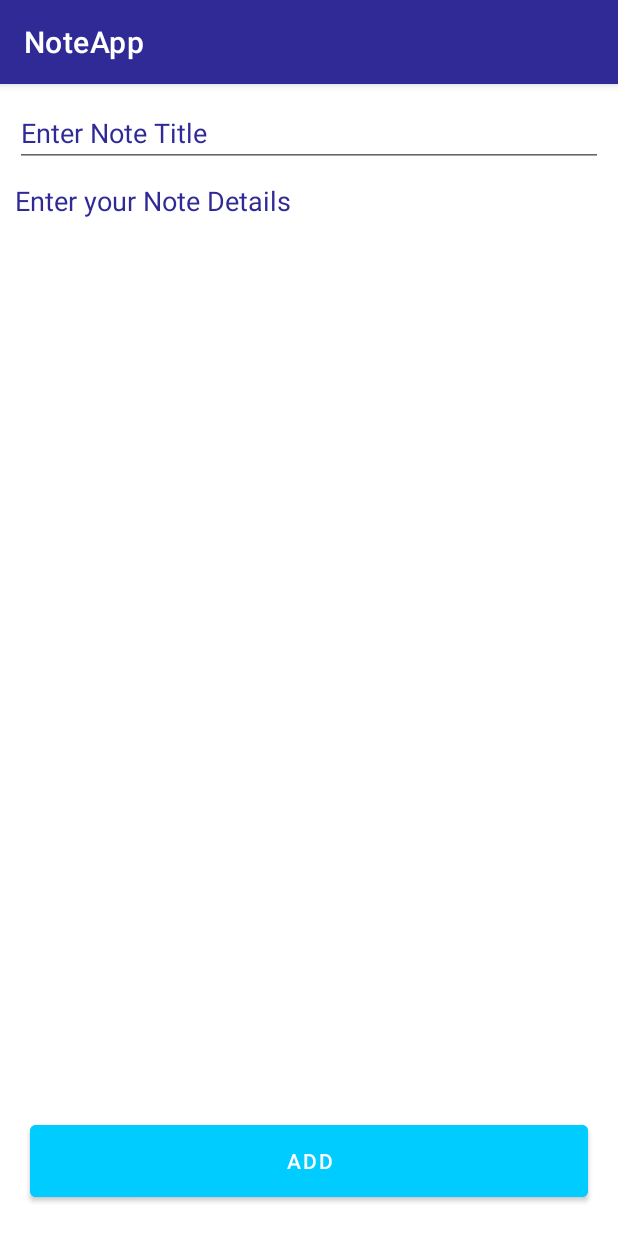
After one commit to ozanorfa/note-app, an Android app: the AddNewNoteFragment screen opened through its navigation route, on a phone screen of 412 x 824 dp. The commit adds this screen. Run offline under Robolectric (Android 15) with nearby library versions, the phone set to English and light mode, and no system bars; our stand-ins replace Room's generated code, data binding; 2 statements that could not run were skipped.

Commit message:
Adding a new note

```diff
--- a/app/build.gradle
+++ b/app/build.gradle
@@ -2,6 +2,7 @@ plugins {
     id 'com.android.application'
     id 'kotlin-android'
     id 'kotlin-kapt'
+    id 'androidx.navigation.safeargs'
 }
 
 android {
--- /dev/null
+++ b/app/src/main/java/com/task/noteapp/ui/addnote/AddNewNoteFragment.kt
@@ -0,0 +1,65 @@
+package com.task.noteapp.ui.addnote
+
+import android.app.Application
+import android.os.Bundle
+import android.view.LayoutInflater
+import android.view.View
+import android.view.ViewGroup
+import androidx.lifecycle.ViewModel
+import androidx.lifecycle.ViewModelProvider
+import androidx.navigation.fragment.findNavController
+import androidx.navigation.fragment.navArgs
+import com.task.noteapp.MainActivity
+import com.task.noteapp.R
+import com.task.noteapp.databinding.AddNewNoteFragmentBinding
+import com.task.noteapp.ui.base.BaseFragment
+import com.task.noteapp.util.displayWarningDialog
+
+class AddNewNoteFragment : BaseFragment() {
+
+    private lateinit var binding: AddNewNoteFragmentBinding
+    private lateinit var viewModel: AddNewNoteViewModel
+    private val args: AddNewNoteFragmentArgs by navArgs()
+
+    override fun onCreate(savedInstanceState: Bundle?) {
+        super.onCreate(savedInstanceState)
+
+        viewModel = ViewModelProvider(this, ViewModelFactoryNewNote((activity as MainActivity).application)
+        )[AddNewNoteViewModel::class.java]
+    }
+
+    override fun onCreateView(
+        inflater: LayoutInflater, container: ViewGroup?,
+        savedInstanceState: Bundle?
+    ): View? {
+        binding = AddNewNoteFragmentBinding.inflate(inflater, container, false)
+        binding.lifecycleOwner = this
+        binding.vm = viewModel
+
+        viewModel.description.postValue(args.description)
+        viewModel.title.postValue(args.title)
+        viewModel.type.postValue(args.type)
+
+        binding.btnAddNote.setOnClickListener{ it ->
+
+            val title = binding.etTitle.text.toString().trim()
+            val desc = binding.etDesc.text.toString().trim()
+
+            if (title.isNotEmpty() && desc.isNotEmpty()){
+                val timeStamp = getCurrentDateTime()
+                viewModel.saveItem(title,desc,timeStamp)
+                findNavController().navigateUp()
+            }else {
+                displayWarningDialog(activity as MainActivity, getString(R.string.warning), getString(R.string.fill_fields))
+            }
+
+        }
+
+        return binding.root
+    }
+}
+
+class ViewModelFactoryNewNote(private val app: Application) : ViewModelProvider.Factory {
+    override fun <T : ViewModel> create(modelClass: Class<T>): T {
+        return AddNewNoteViewModel(app) as T
+    }}
--- /dev/null
+++ b/app/src/main/java/com/task/noteapp/ui/addnote/AddNewNoteViewModel.kt
@@ -0,0 +1,46 @@
+package com.task.noteapp.ui.addnote
+
+import android.app.Application
+import androidx.lifecycle.MutableLiveData
+import androidx.lifecycle.viewModelScope
+import com.task.noteapp.data.NoteDatabase
+import com.task.noteapp.data.note.Note
+import com.task.noteapp.data.note.NoteRepository
+import com.task.noteapp.ui.base.BaseViewModel
+import kotlinx.coroutines.Dispatchers
+import kotlinx.coroutines.launch
+
+class AddNewNoteViewModel(application: Application) : BaseViewModel() {
+    var title       = MutableLiveData<String>()
+    var description = MutableLiveData<String>()
+    var type        = MutableLiveData<NoteType>()
+    val repository : NoteRepository
+
+    init {
+        val dao = NoteDatabase.getDatabase(application).getNotesDao()
+        repository = NoteRepository(dao)
+    }
+
+
+    fun updateNote(note: Note) = viewModelScope.launch(Dispatchers.IO) {
+        repository.update(note)
+    }
+
+
+
+    fun addNote(note: Note) = viewModelScope.launch(Dispatchers.IO) {
+        repository.insert(note)
+    }
+
+
+    fun saveItem(titleVal: String, descriptionVal: String, timeStamp: String) {
+
+        val note = Note(titleVal,descriptionVal, timeStamp)
+        if (type.value!! == NoteType.NEW){
+            updateNote(note)
+        }
+        else {
+            addNote(note)
+        }
+    }
+}
--- /dev/null
+++ b/app/src/main/java/com/task/noteapp/ui/addnote/NoteType.kt
@@ -0,0 +1,6 @@
+package com.task.noteapp.ui.addnote
+
+enum class NoteType {
+    NEW,
+    CHANGE
+}
--- a/app/src/main/java/com/task/noteapp/ui/base/BaseFragment.kt
+++ b/app/src/main/java/com/task/noteapp/ui/base/BaseFragment.kt
@@ -1,8 +1,14 @@
 package com.task.noteapp.ui.base
 
+import android.os.Build
 import android.os.Bundle
 import androidx.fragment.app.Fragment
 import androidx.lifecycle.ViewModel
+import java.lang.Exception
+import java.text.SimpleDateFormat
+import java.time.LocalDateTime
+import java.time.format.DateTimeFormatter
+import java.util.*
 
 open class BaseFragment() : Fragment() {
 
@@ -11,4 +17,17 @@ open class BaseFragment() : Fragment() {
 
     }
 
+    fun getCurrentDateTime(): String{
+
+        val pattern = "yyyy-MM-dd HH:mm"
+        var dateTime = ""
+
+        try {
+            dateTime =  SimpleDateFormat(pattern, Locale.getDefault()).format(Date())
+        }
+        catch (e : Exception){
+        }
+        return dateTime
+    }
+
 }
--- a/app/src/main/java/com/task/noteapp/ui/notelists/NoteListFragment.kt
+++ b/app/src/main/java/com/task/noteapp/ui/notelists/NoteListFragment.kt
@@ -1,20 +1,19 @@
 package com.task.noteapp.ui.notelists
 
 import android.app.Application
-import androidx.lifecycle.ViewModelProvider
 import android.os.Bundle
-import androidx.fragment.app.Fragment
 import android.view.LayoutInflater
 import android.view.View
 import android.view.ViewGroup
+import androidx.core.os.bundleOf
 import androidx.lifecycle.ViewModel
-import androidx.lifecycle.ViewModelProviders
+import androidx.lifecycle.ViewModelProvider
+import androidx.navigation.fragment.findNavController
 import com.task.noteapp.MainActivity
 import com.task.noteapp.R
 import com.task.noteapp.databinding.NoteListFragmentBinding
-import com.task.noteapp.databinding.SplashFragmentBinding
+import com.task.noteapp.ui.addnote.NoteType
 import com.task.noteapp.ui.base.BaseFragment
-import com.task.noteapp.ui.splash.SplashViewModel
 
 class NoteListFragment : BaseFragment() {
 
@@ -24,7 +23,7 @@ class NoteListFragment : BaseFragment() {
     override fun onCreate(savedInstanceState: Bundle?) {
         super.onCreate(savedInstanceState)
 
-       viewModel = ViewModelProvider(this,ViewModelFactory((activity as MainActivity).application))[NoteListViewModel::class.java]
+       viewModel = ViewModelProvider(this,ViewModelFactoryNoteList((activity as MainActivity).application))[NoteListViewModel::class.java]
     }
 
     override fun onCreateView(
@@ -36,11 +35,16 @@ class NoteListFragment : BaseFragment() {
         binding.vm = viewModel
         binding.adapter = NoteAdapter(listOf())
 
+        binding.fabAdd.setOnClickListener {
+            val bundle = bundleOf("type" to NoteType.NEW,"title" to "", "description" to "")
+            findNavController().navigate(R.id.addNoteScreen, bundle)
+        }
+
         return binding.root
     }
 }
 
-class ViewModelFactory(private val app: Application) : ViewModelProvider.Factory {
+class ViewModelFactoryNoteList(private val app: Application) : ViewModelProvider.Factory {
     override fun <T : ViewModel> create(modelClass: Class<T>): T {
         return NoteListViewModel(app) as T
     }
--- a/app/src/main/java/com/task/noteapp/ui/notelists/NoteListViewModel.kt
+++ b/app/src/main/java/com/task/noteapp/ui/notelists/NoteListViewModel.kt
@@ -4,13 +4,17 @@ import android.app.Application
 import androidx.lifecycle.LiveData
 import androidx.lifecycle.ViewModel
 import androidx.lifecycle.viewModelScope
+import androidx.navigation.Navigation.findNavController
+import androidx.navigation.fragment.findNavController
+import com.task.noteapp.R
 import com.task.noteapp.data.NoteDatabase
 import com.task.noteapp.data.note.Note
 import com.task.noteapp.data.note.NoteRepository
+import com.task.noteapp.ui.base.BaseViewModel
 import kotlinx.coroutines.Dispatchers
 import kotlinx.coroutines.launch
 
-class NoteListViewModel(application: Application) : ViewModel() {
+class NoteListViewModel(application: Application) : BaseViewModel() {
 
     val allNotes : LiveData<List<Note>>
     val repository : NoteRepository
@@ -25,15 +29,4 @@ class NoteListViewModel(application: Application) : ViewModel() {
         repository.delete(note)
     }
 
-
-    fun updateNote(note: Note) = viewModelScope.launch(Dispatchers.IO) {
-        repository.update(note)
-    }
-
-
-
-    fun addNote(note: Note) = viewModelScope.launch(Dispatchers.IO) {
-        repository.insert(note)
-    }
-
 }
--- a/app/src/main/java/com/task/noteapp/ui/splash/SplashFragment.kt
+++ b/app/src/main/java/com/task/noteapp/ui/splash/SplashFragment.kt
@@ -8,11 +8,9 @@ import androidx.lifecycle.ViewModelProvider
 import androidx.lifecycle.lifecycleScope
 import androidx.navigation.fragment.findNavController
 import com.task.noteapp.R
-import com.task.noteapp.databinding.NoteListFragmentBinding
 import com.task.noteapp.databinding.SplashFragmentBinding
 import com.task.noteapp.models.LottieModel
 import com.task.noteapp.ui.base.BaseFragment
-import com.task.noteapp.util.displayErrorDialog
 import kotlinx.coroutines.delay
 import kotlinx.coroutines.launch
 
--- a/app/src/main/java/com/task/noteapp/util/CustomDialogs.kt
+++ b/app/src/main/java/com/task/noteapp/util/CustomDialogs.kt
@@ -8,7 +8,7 @@ import com.awesomedialog.blennersilva.awesomedialoglibrary.AwesomeWarningDialog
 import com.awesomedialog.blennersilva.awesomedialoglibrary.interfaces.Closure
 import com.task.noteapp.R
 
-fun displayErrorDialog(activity: Activity?, title: String?, message: String?) {
+fun displayErrorDialog(activity: Activity, title: String?, message: String?) {
     val dialog = AwesomeErrorDialog(activity)
     dialog.setTitle(title)
     dialog.setMessage(message)
@@ -16,21 +16,21 @@ fun displayErrorDialog(activity: Activity?, title: String?, message: String?) {
     dialog.setDialogIconAndColor(R.drawable.ic_dialog_error, R.color.white)
     dialog.setCancelable(true)
     dialog.setButtonBackgroundColor(R.color.dialogErrorBackgroundColor)
-    dialog.setButtonText("Tamam")
+    dialog.setButtonText(activity.getString(R.string.okay))
     dialog.setErrorButtonClick {
 
     }
     dialog.show()
 }
 
-fun displaySuccessDialog(activity: Activity?, title: String?, message: String?) {
+fun displaySuccessDialog(activity: Activity, title: String?, message: String?) {
     val dialog = AwesomeSuccessDialog(activity)
     dialog.setTitle(title)
     dialog.setMessage(message)
     dialog.setColoredCircle(R.color.dialogSuccessBackgroundColor)
     dialog.setDialogIconAndColor(R.drawable.ic_success, R.color.white)
     dialog.setCancelable(true)
-    dialog.setPositiveButtonText("Tamam")
+    dialog.setPositiveButtonText(activity.getString(R.string.okay))
     dialog.setPositiveButtonbackgroundColor(R.color.dialogSuccessBackgroundColor)
     dialog.setPositiveButtonTextColor(R.color.white)
     dialog.setPositiveButtonClick {
@@ -39,14 +39,14 @@ fun displaySuccessDialog(activity: Activity?, title: String?, message: String?)
     dialog.show()
 }
 
-fun displayWarningDialog(activity: Activity?, title: String?, message: String?) {
+fun displayWarningDialog(activity: Activity, title: String?, message: String?) {
     val dialog = AwesomeWarningDialog(activity)
     dialog.setTitle(title)
     dialog.setMessage(message)
     dialog.setColoredCircle(R.color.dialogWarningBackgroundColor)
     dialog.setDialogIconAndColor(R.drawable.ic_dialog_warning, R.color.white)
     dialog.setCancelable(true)
-    dialog.setButtonText("Tamam")
+    dialog.setButtonText(activity.getString(R.string.okay))
     dialog.setButtonBackgroundColor(R.color.dialogWarningBackgroundColor)
     dialog.setButtonTextColor(R.color.white)
     dialog.setWarningButtonClick {
--- /dev/null
+++ b/app/src/main/res/drawable/button_primary.xml
@@ -0,0 +1,5 @@
+<?xml version="1.0" encoding="utf-8"?>
+<selector xmlns:android="http://schemas.android.com/apk/res/android">
+    <item android:color="@color/azure" android:state_enabled="true" />
+    <item android:color="@color/colorPrimary" />
+</selector>
--- /dev/null
+++ b/app/src/main/res/layout/add_new_note_fragment.xml
@@ -0,0 +1,71 @@
+<?xml version="1.0" encoding="utf-8"?>
+<layout xmlns:android="http://schemas.android.com/apk/res/android"
+    xmlns:app="http://schemas.android.com/apk/res-auto"
+    xmlns:tools="http://schemas.android.com/tools">
+
+    <data>
+
+        <import type="android.view.View" />
+
+        <variable
+            name="vm"
+            type="com.task.noteapp.ui.addnote.AddNewNoteViewModel" />
+    </data>
+
+    <androidx.constraintlayout.widget.ConstraintLayout
+        android:layout_width="match_parent"
+        android:layout_height="match_parent"
+        tools:context=".ui.addnote.AddNewNoteFragment">
+
+        <EditText
+            android:id="@+id/et_title"
+            android:layout_width="match_parent"
+            android:layout_height="wrap_content"
+            android:layout_margin="10dp"
+            android:hint="Enter Note Title"
+            android:importantForAutofill="no"
+            android:inputType="textCapWords"
+            android:text="@{vm.title}"
+            android:textColor="@color/colorPrimary"
+            android:textColorHint="@color/colorPrimary"
+            app:layout_constraintEnd_toEndOf="parent"
+            app:layout_constraintStart_toStartOf="parent"
+            app:layout_constraintTop_toTopOf="parent" />
+
+
+        <EditText
+            android:id="@+id/et_desc"
+            android:layout_width="match_parent"
+            android:layout_height="0dp"
+            android:layout_margin="10dp"
+            android:layout_marginTop="10dp"
+            android:background="@color/white"
+            android:gravity="start|top"
+            android:hint="Enter your Note Details"
+            android:importantForAutofill="no"
+            android:inputType="textMultiLine|textCapSentences"
+            android:singleLine="false"
+            android:text="@{vm.description}"
+            android:textColor="@color/colorPrimary"
+            android:textColorHint="@color/colorPrimary"
+            app:layout_constraintBottom_toTopOf="@+id/btn_add_note"
+            app:layout_constraintEnd_toEndOf="@+id/et_title"
+            app:layout_constraintStart_toStartOf="@+id/et_title"
+            app:layout_constraintTop_toBottomOf="@+id/et_title" />
+
+        <Button
+            android:id="@+id/btn_add_note"
+            android:layout_width="match_parent"
+            android:layout_height="wrap_content"
+            android:layout_margin="20dp"
+            android:backgroundTint="@drawable/button_primary"
+            android:text="@string/add_note"
+            android:minHeight="60dp"
+            android:textColor="@color/white"
+            app:layout_constraintBottom_toBottomOf="parent"
+            app:layout_constraintEnd_toEndOf="parent"
+            app:layout_constraintStart_toStartOf="parent" />
+
+    </androidx.constraintlayout.widget.ConstraintLayout>
+
+</layout>
--- a/app/src/main/res/layout/note_list_fragment.xml
+++ b/app/src/main/res/layout/note_list_fragment.xml
@@ -26,6 +26,7 @@
             android:layout_width="match_parent"
             android:layout_height="match_parent"
             android:layout_marginTop="5dp"
+            app:layoutManager="androidx.recyclerview.widget.LinearLayoutManager"
             app:list="@{vm.allNotes}"
             app:setAdapter="@{adapter}"
             tools:listitem="@layout/item_note" />
--- a/app/src/main/res/navigation/nav_graph.xml
+++ b/app/src/main/res/navigation/nav_graph.xml
@@ -15,15 +15,35 @@
         android:id="@+id/noteListFragment"
         android:name="com.task.noteapp.ui.notelists.NoteListFragment"
         android:label="Note List Fragment"
-        tools:layout="@layout/note_list_fragment">
+        tools:layout="@layout/note_list_fragment"/>
+    <fragment
+        android:id="@+id/addNewNoteFragment"
+        android:name="com.task.noteapp.ui.addnote.AddNewNoteFragment"
+        android:label="Add New note Fragment"
+        tools:layout="@layout/add_new_note_fragment">
+        <argument
+            android:name="type"
+            android:defaultValue="NEW"
+            app:argType="com.task.noteapp.ui.addnote.NoteType"/>
+        <argument
+            android:name="title"
+            android:defaultValue=""
+            app:argType="string" />
+        <argument
+            android:name="description"
+            android:defaultValue=""
+            app:argType="string" />
     </fragment>
-
-
-
 
     <action
         android:id="@+id/noteListScreen"
         app:destination="@id/noteListFragment"
+        app:exitAnim="@anim/slide_out_left"
+        app:popExitAnim="@anim/slide_out_right"/>
+
+    <action
+        android:id="@+id/addNoteScreen"
+        app:destination="@id/addNewNoteFragment"
         app:enterAnim="@anim/slide_in_right"
         app:exitAnim="@anim/slide_out_left"
         app:popEnterAnim="@anim/slide_in_left"
--- a/app/src/main/res/values-night/strings.xml
+++ b/app/src/main/res/values-night/strings.xml
@@ -1,4 +1,7 @@
 <?xml version="1.0" encoding="utf-8"?>
 <resources>
     <string name="add_note">Add</string>
+    <string name="warning">Warning!</string>
+    <string name="fill_fields">Fill all fields</string>
+    <string name="okay">Okay</string>
 </resources>
--- a/app/src/main/res/values/strings.xml
+++ b/app/src/main/res/values/strings.xml
@@ -3,4 +3,7 @@
     <string name="welcome">Hoşgeldiniz</string>
     <string name="database_name">note_database</string>
     <string name="add_note">Add</string>
+    <string name="warning">Warning!</string>
+    <string name="fill_fields">Fill all fields</string>
+    <string name="okay">Okay</string>
 </resources>
--- a/build.gradle
+++ b/build.gradle
@@ -8,6 +8,9 @@ buildscript {
     dependencies {
         classpath "com.android.tools.build:gradle:4.1.3"
         classpath "org.jetbrains.kotlin:kotlin-gradle-plugin:1.6.10"
+
+        def safeargs_version = "2.3.2"
+        classpath "androidx.navigation:navigation-safe-args-gradle-plugin:$safeargs_version"
 
         // NOTE: Do not place your application dependencies here; they belong
         // in the individual module build.gradle files
```
